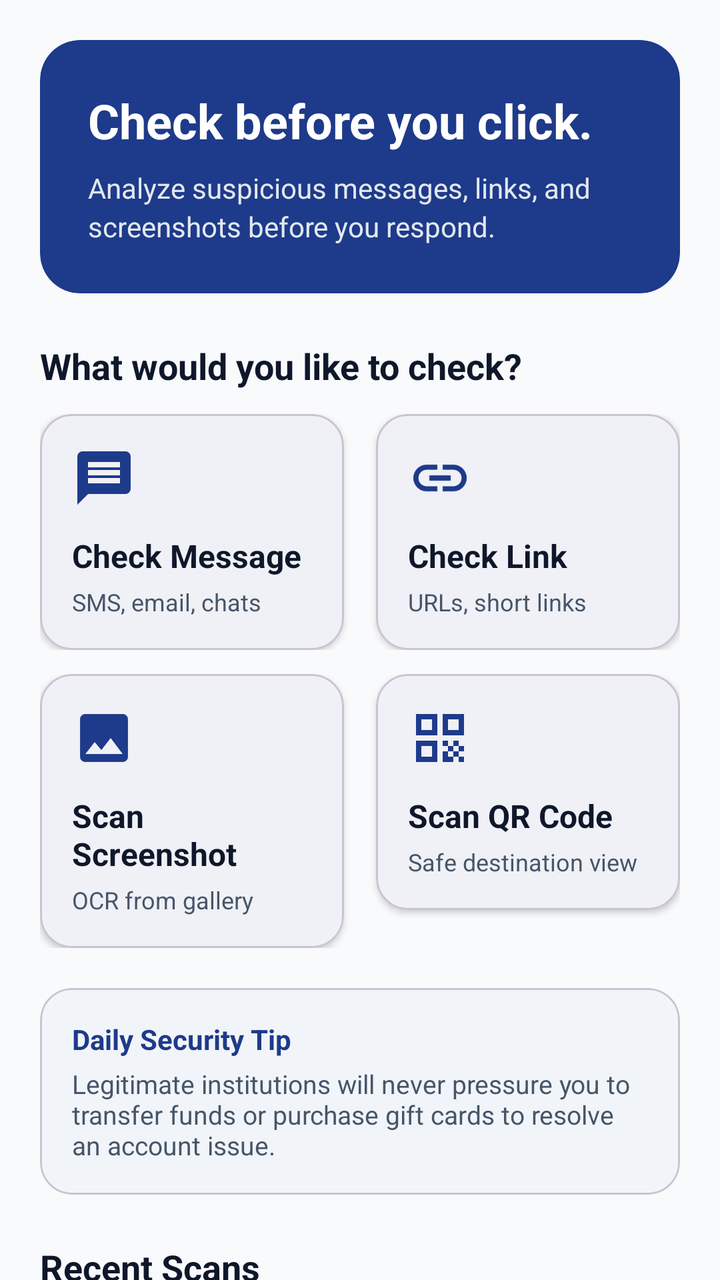
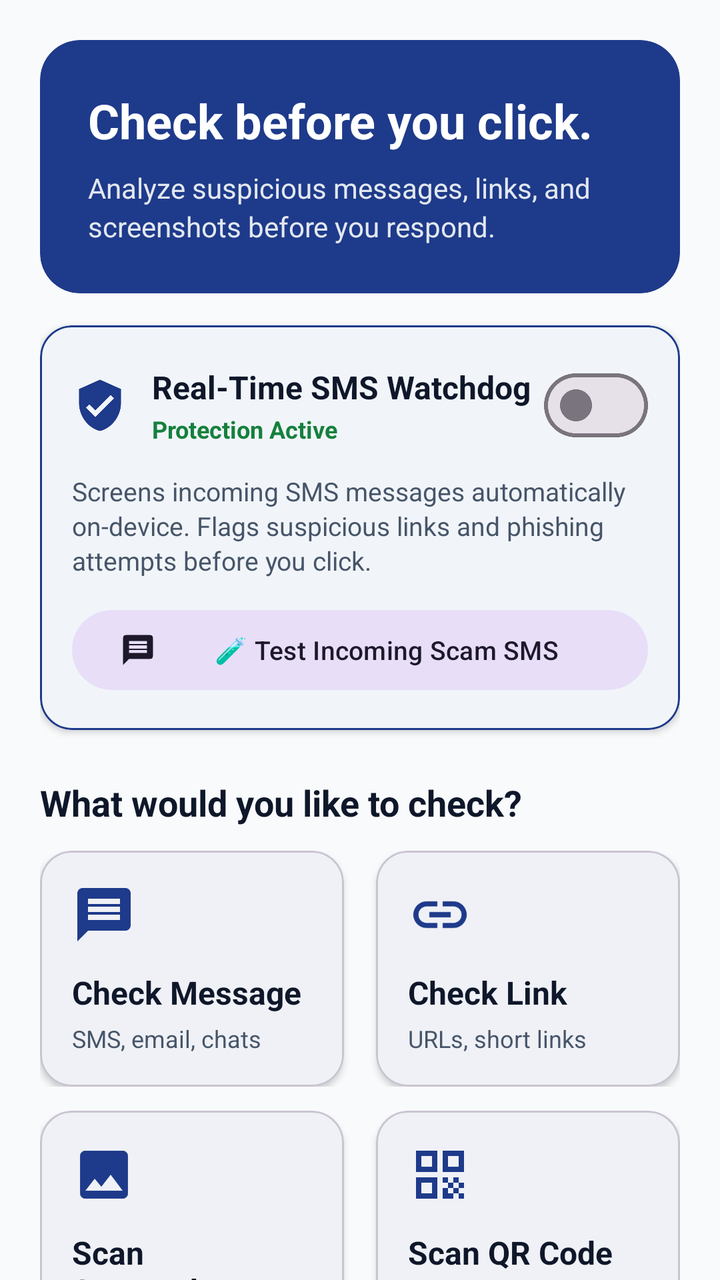

Two renders of the same Android screen: before a commit and after it. Below are the layout's source before the change and the commit's diff.
<!-- AndroidManifest.xml: application theme Theme.ScamShield -->
<!-- res/layout/fragment_home.xml -->
<?xml version="1.0" encoding="utf-8"?>
<androidx.core.widget.NestedScrollView xmlns:android="http://schemas.android.com/apk/res/android"
    xmlns:app="http://schemas.android.com/apk/res-auto"
    android:layout_width="match_parent"
    android:layout_height="match_parent"
    android:fillViewport="true">

    <LinearLayout
        android:layout_width="match_parent"
        android:layout_height="wrap_content"
        android:orientation="vertical"
        android:padding="20dp">

        
        <com.google.android.material.card.MaterialCardView
            android:layout_width="match_parent"
            android:layout_height="wrap_content"
            app:cardCornerRadius="20dp"
            app:cardElevation="0dp"
            app:strokeWidth="0dp"
            app:cardBackgroundColor="@color/brand_primary">

            <LinearLayout
                android:layout_width="match_parent"
                android:layout_height="wrap_content"
                android:orientation="vertical"
                android:padding="24dp">

                <TextView
                    android:layout_width="match_parent"
                    android:layout_height="wrap_content"
                    android:text="@string/home_hero_title"
                    android:textSize="24sp"
                    android:textStyle="bold"
                    android:textColor="@color/white" />

                <TextView
                    android:layout_width="match_parent"
                    android:layout_height="wrap_content"
                    android:layout_marginTop="8dp"
                    android:text="@string/home_hero_subtitle"
                    android:textSize="14sp"
                    android:lineSpacingExtra="3dp"
                    android:textColor="#E2E8F0" />
            </LinearLayout>
        </com.google.android.material.card.MaterialCardView>

        
        <TextView
            android:layout_width="match_parent"
            android:layout_height="wrap_content"
            android:layout_marginTop="24dp"
            android:layout_marginBottom="12dp"
            android:text="@string/home_section_actions"
            android:textSize="18sp"
            android:textStyle="bold"
            android:textColor="@color/text_primary_light" />

        
        
        <LinearLayout
            android:layout_width="match_parent"
            android:layout_height="wrap_content"
            android:orientation="horizontal">

            
            <com.google.android.material.card.MaterialCardView
                android:id="@+id/card_action_message"
                android:layout_width="0dp"
                android:layout_height="wrap_content"
                android:layout_weight="1"
                android:layout_marginEnd="8dp"
                app:cardCornerRadius="16dp"
                app:cardElevation="2dp"
                android:clickable="true"
                android:focusable="true">

                <LinearLayout
                    android:layout_width="match_parent"
                    android:layout_height="wrap_content"
                    android:orientation="vertical"
                    android:padding="16dp">

                    <ImageView
                        android:layout_width="32dp"
                        android:layout_height="32dp"
                        android:src="@drawable/ic_action_message"
                        android:contentDescription="@null" />

                    <TextView
                        android:layout_width="match_parent"
                        android:layout_height="wrap_content"
                        android:layout_marginTop="12dp"
                        android:text="@string/action_check_message"
                        android:textSize="16sp"
                        android:textStyle="bold"
                        android:textColor="@color/text_primary_light" />

                    <TextView
                        android:layout_width="match_parent"
                        android:layout_height="wrap_content"
                        android:layout_marginTop="4dp"
                        android:text="SMS, email, chats"
                        android:textSize="12sp"
                        android:textColor="@color/text_secondary_light" />
                </LinearLayout>
            </com.google.android.material.card.MaterialCardView>

            
            <com.google.android.material.card.MaterialCardView
                android:id="@+id/card_action_link"
                android:layout_width="0dp"
                android:layout_height="wrap_content"
                android:layout_weight="1"
                android:layout_marginStart="8dp"
                app:cardCornerRadius="16dp"
                app:cardElevation="2dp"
                android:clickable="true"
                android:focusable="true">

                <LinearLayout
                    android:layout_width="match_parent"
                    android:layout_height="wrap_content"
                    android:orientation="vertical"
                    android:padding="16dp">

                    <ImageView
                        android:layout_width="32dp"
                        android:layout_height="32dp"
                        android:src="@drawable/ic_action_link"
                        android:contentDescription="@null" />

                    <TextView
                        android:layout_width="match_parent"
                        android:layout_height="wrap_content"
                        android:layout_marginTop="12dp"
                        android:text="@string/action_check_link"
                        android:textSize="16sp"
                        android:textStyle="bold"
                        android:textColor="@color/text_primary_light" />

                    <TextView
                        android:layout_width="match_parent"
                        android:layout_height="wrap_content"
                        android:layout_marginTop="4dp"
                        android:text="URLs, short links"
                        android:textSize="12sp"
                        android:textColor="@color/text_secondary_light" />
                </LinearLayout>
            </com.google.android.material.card.MaterialCardView>
        </LinearLayout>

        
        <LinearLayout
            android:layout_width="match_parent"
            android:layout_height="wrap_content"
            android:orientation="horizontal"
            android:layout_marginTop="12dp">

            
            <com.google.android.material.card.MaterialCardView
                android:id="@+id/card_action_screenshot"
                android:layout_width="0dp"
                android:layout_height="wrap_content"
                android:layout_weight="1"
                android:layout_marginEnd="8dp"
                app:cardCornerRadius="16dp"
                app:cardElevation="2dp"
                android:clickable="true"
                android:focusable="true">

                <LinearLayout
                    android:layout_width="match_parent"
                    android:layout_height="wrap_content"
                    android:orientation="vertical"
                    android:padding="16dp">

                    <ImageView
                        android:layout_width="32dp"
                        android:layout_height="32dp"
                        android:src="@drawable/ic_action_screenshot"
                        android:contentDescription="@null" />

                    <TextView
                        android:layout_width="match_parent"
                        android:layout_height="wrap_content"
                        android:layout_marginTop="12dp"
                        android:text="@string/action_scan_screenshot"
                        android:textSize="16sp"
                        android:textStyle="bold"
                        android:textColor="@color/text_primary_light" />

                    <TextView
                        android:layout_width="match_parent"
                        android:layout_height="wrap_content"
                        android:layout_marginTop="4dp"
                        android:text="OCR from gallery"
                        android:textSize="12sp"
                        android:textColor="@color/text_secondary_light" />
                </LinearLayout>
            </com.google.android.material.card.MaterialCardView>

            
            <com.google.android.material.card.MaterialCardView
                android:id="@+id/card_action_qr"
                android:layout_width="0dp"
                android:layout_height="wrap_content"
                android:layout_weight="1"
                android:layout_marginStart="8dp"
                app:cardCornerRadius="16dp"
                app:cardElevation="2dp"
                android:clickable="true"
                android:focusable="true">

                <LinearLayout
                    android:layout_width="match_parent"
                    android:layout_height="wrap_content"
                    android:orientation="vertical"
                    android:padding="16dp">

                    <ImageView
                        android:layout_width="32dp"
                        android:layout_height="32dp"
                        android:src="@drawable/ic_action_qr"
                        android:contentDescription="@null" />

                    <TextView
                        android:layout_width="match_parent"
                        android:layout_height="wrap_content"
                        android:layout_marginTop="12dp"
                        android:text="@string/action_scan_qr"
                        android:textSize="16sp"
                        android:textStyle="bold"
                        android:textColor="@color/text_primary_light" />

                    <TextView
                        android:layout_width="match_parent"
                        android:layout_height="wrap_content"
                        android:layout_marginTop="4dp"
                        android:text="Safe destination view"
                        android:textSize="12sp"
                        android:textColor="@color/text_secondary_light" />
                </LinearLayout>
            </com.google.android.material.card.MaterialCardView>
        </LinearLayout>

        
        <com.google.android.material.card.MaterialCardView
            android:layout_width="match_parent"
            android:layout_height="wrap_content"
            android:layout_marginTop="20dp"
            app:cardCornerRadius="16dp"
            app:cardElevation="1dp"
            app:cardBackgroundColor="@color/surface_variant_light">

            <LinearLayout
                android:layout_width="match_parent"
                android:layout_height="wrap_content"
                android:orientation="vertical"
                android:padding="16dp">

                <TextView
                    android:layout_width="match_parent"
                    android:layout_height="wrap_content"
                    android:text="@string/home_security_tip_title"
                    android:textSize="14sp"
                    android:textStyle="bold"
                    android:textColor="@color/brand_primary" />

                <TextView
                    android:layout_width="match_parent"
                    android:layout_height="wrap_content"
                    android:layout_marginTop="4dp"
                    android:text="@string/home_security_tip_content"
                    android:textSize="13sp"
                    android:textColor="@color/text_secondary_light" />
            </LinearLayout>
        </com.google.android.material.card.MaterialCardView>

        
        <TextView
            android:layout_width="match_parent"
            android:layout_height="wrap_content"
            android:layout_marginTop="24dp"
            android:layout_marginBottom="12dp"
            android:text="@string/home_recent_scans"
            android:textSize="18sp"
            android:textStyle="bold"
            android:textColor="@color/text_primary_light" />

        
        <LinearLayout
            android:id="@+id/layout_empty_scans"
            android:layout_width="match_parent"
            android:layout_height="wrap_content"
            android:orientation="vertical"
            android:gravity="center"
            android:padding="28dp"
            android:visibility="gone">

            <ImageView
                android:layout_width="48dp"
                android:layout_height="48dp"
                android:src="@drawable/ic_shield_check"
                app:tint="@color/text_tertiary_light"
                android:contentDescription="@null" />

            <TextView
                android:layout_width="wrap_content"
                android:layout_height="wrap_content"
                android:layout_marginTop="12dp"
                android:text="@string/home_empty_scans"
                android:textSize="16sp"
                android:textStyle="bold"
                android:textColor="@color/text_primary_light" />

            <TextView
                android:layout_width="wrap_content"
                android:layout_height="wrap_content"
                android:layout_marginTop="4dp"
                android:text="@string/home_empty_scans_sub"
                android:textSize="13sp"
                android:textColor="@color/text_secondary_light"
                android:textAlignment="center" />
        </LinearLayout>

        
        <androidx.recyclerview.widget.RecyclerView
            android:id="@+id/rv_recent_scans"
            android:layout_width="match_parent"
            android:layout_height="wrap_content"
            android:nestedScrollingEnabled="false" />

    </LinearLayout>
</androidx.core.widget.NestedScrollView>
<!-- resources referenced by this layout -->
<resources>
  <color name="brand_primary">#1E3A8A</color>
  <color name="surface_variant_light">#F1F5F9</color>
  <color name="text_primary_light">#0F172A</color>
  <color name="text_secondary_light">#475569</color>
  <color name="text_tertiary_light">#94A3B8</color>
  <color name="white">#FFFFFF</color>
  <!-- drawable ic_action_message (drawable) -->
  <vector xmlns:android="http://schemas.android.com/apk/res/android"
      android:width="24dp"
      android:height="24dp"
      android:viewportWidth="24"
      android:viewportHeight="24">
    <path
        android:fillColor="@color/brand_primary"
        android:pathData="M20,2H4C2.9,2 2,2.9 2,4v18l4,-4h14c1.1,0 2,-0.9 2,-2V4C22,2.9 21.1,2 20,2zM18,14H6v-2h12V14zM18,11H6V9h12V11zM18,8H6V6h12V8z"/>
  </vector>
  <!-- drawable ic_shield_check (drawable) -->
  <vector xmlns:android="http://schemas.android.com/apk/res/android"
      android:width="24dp"
      android:height="24dp"
      android:viewportWidth="24"
      android:viewportHeight="24">
    <path
        android:fillColor="@color/brand_primary"
        android:pathData="M12,1L3,5v6c0,5.55 3.84,10.74 9,12c5.16,-1.26 9,-6.45 9,-12V5L12,1zM10,17l-4,-4l1.41,-1.41L10,14.17l6.59,-6.59L18,9L10,17z"/>
  </vector>
  <string name="action_check_link">Check Link</string>
  <string name="action_check_message">Check Message</string>
  <string name="action_scan_qr">Scan QR Code</string>
  <string name="action_scan_screenshot">Scan Screenshot</string>
  <string name="home_empty_scans">You haven\'t checked anything yet.</string>
  <string name="home_empty_scans_sub">Submit a message, link, or image to start protecting yourself.</string>
  <string name="home_hero_subtitle">Analyze suspicious messages, links, and screenshots before you respond.</string>
  <string name="home_hero_title">Check before you click.</string>
  <string name="home_recent_scans">Recent Scans</string>
  <string name="home_section_actions">What would you like to check?</string>
  <string name="home_security_tip_content">Legitimate institutions will never pressure you to transfer funds or purchase gift cards to resolve an account issue.</string>
  <string name="home_security_tip_title">Daily Security Tip</string>
  <color name="brand_primary_variant">#172554</color>
  <color name="brand_secondary">#0D9488</color>
  <color name="color_bg">#F8FAFC</color>
  <color name="color_surface">#FFFFFF</color>
  <color name="color_surface_variant">#F1F5F9</color>
  <color name="color_text_primary">#0F172A</color>
  <color name="color_text_secondary">#475569</color>
  <color name="color_text_tertiary">#94A3B8</color>
  <color name="color_input_text">#000000</color>
  <style name="Widget.ScamShield.CardView" parent="Widget.Material3.CardView.Elevated">
          <item name="cardCornerRadius">16dp</item>
          <item name="cardElevation">2dp</item>
          <item name="cardBackgroundColor">@color/color_surface</item>
      </style>
  <style name="Widget.ScamShield.Button" parent="Widget.Material3.Button">
          <item name="android:minHeight">48dp</item>
          <item name="cornerRadius">12dp</item>
          <item name="android:textAllCaps">false</item>
          <item name="android:fontFamily">sans-serif-medium</item>
      </style>
  <!-- unchanged entries left out for length: 4 -->
</resources>

<!-- the commit's change to res/layout/fragment_home.xml (unified diff, before → after) -->
@@ -46,6 +46,93 @@
         </com.google.android.material.card.MaterialCardView>
 
         
+        <com.google.android.material.card.MaterialCardView
+            android:id="@+id/card_sms_watchdog"
+            android:layout_width="match_parent"
+            android:layout_height="wrap_content"
+            android:layout_marginTop="16dp"
+            app:cardCornerRadius="16dp"
+            app:cardElevation="2dp"
+            app:strokeWidth="1dp"
+            app:strokeColor="@color/brand_primary"
+            app:cardBackgroundColor="@color/surface_variant_light">
+
+            <LinearLayout
+                android:layout_width="match_parent"
+                android:layout_height="wrap_content"
+                android:orientation="vertical"
+                android:padding="16dp">
+
+                <LinearLayout
+                    android:layout_width="match_parent"
+                    android:layout_height="wrap_content"
+                    android:orientation="horizontal"
+                    android:gravity="center_vertical">
+
+                    <ImageView
+                        android:layout_width="28dp"
+                        android:layout_height="28dp"
+                        android:src="@drawable/ic_shield_check"
+                        app:tint="@color/brand_primary"
+                        android:contentDescription="@null" />
+
+                    <LinearLayout
+                        android:layout_width="0dp"
+                        android:layout_height="wrap_content"
+                        android:layout_weight="1"
+                        android:layout_marginStart="12dp"
+                        android:orientation="vertical">
+
+                        <TextView
+                            android:layout_width="wrap_content"
+                            android:layout_height="wrap_content"
+                            android:text="@string/sms_shield_title"
+                            android:textSize="16sp"
+                            android:textStyle="bold"
+                            android:textColor="@color/text_primary_light" />
+
+                        <TextView
+                            android:id="@+id/tv_sms_shield_status"
+                            android:layout_width="wrap_content"
+                            android:layout_height="wrap_content"
+                            android:layout_marginTop="2dp"
+                            android:text="@string/sms_shield_status_active"
+                            android:textSize="12sp"
+                            android:textStyle="bold"
+                            android:textColor="@color/risk_low" />
+                    </LinearLayout>
+
+                    <com.google.android.material.materialswitch.MaterialSwitch
+                        android:id="@+id/switch_sms_shield"
+                        android:layout_width="wrap_content"
+                        android:layout_height="wrap_content" />
+                </LinearLayout>
+
+                <TextView
+                    android:layout_width="match_parent"
+                    android:layout_height="wrap_content"
+                    android:layout_marginTop="10dp"
+                    android:text="@string/sms_shield_desc"
+                    android:textSize="13sp"
+                    android:lineSpacingExtra="2dp"
+                    android:textColor="@color/text_secondary_light" />
+
+                
+                <com.google.android.material.button.MaterialButton
+                    android:id="@+id/btn_simulate_sms"
+                    style="@style/Widget.Material3.Button.TonalButton"
+                    android:layout_width="match_parent"
+                    android:layout_height="wrap_content"
+                    android:layout_marginTop="12dp"
+                    android:text="@string/sms_shield_btn_simulate"
+                    android:textSize="13sp"
+                    app:icon="@drawable/ic_action_message"
+                    app:iconSize="18dp" />
+
+            </LinearLayout>
+        </com.google.android.material.card.MaterialCardView>
+
+        
         <TextView
             android:layout_width="match_parent"
             android:layout_height="wrap_content"
<!-- resource entries referenced after the edit -->
@@ -1,6 +1,7 @@
 <!-- resources referenced by this layout -->
 <resources>
   <color name="brand_primary">#1E3A8A</color>
+  <color name="risk_low">#15803D</color>
   <color name="surface_variant_light">#F1F5F9</color>
   <color name="text_primary_light">#0F172A</color>
   <color name="text_secondary_light">#475569</color>
@@ -38,6 +39,10 @@
   <string name="home_section_actions">What would you like to check?</string>
   <string name="home_security_tip_content">Legitimate institutions will never pressure you to transfer funds or purchase gift cards to resolve an account issue.</string>
   <string name="home_security_tip_title">Daily Security Tip</string>
+  <string name="sms_shield_btn_simulate">🧪 Test Incoming Scam SMS</string>
+  <string name="sms_shield_desc">Screens incoming SMS messages automatically on-device. Flags suspicious links and phishing attempts before you click.</string>
+  <string name="sms_shield_status_active">Protection Active</string>
+  <string name="sms_shield_title">Real-Time SMS Watchdog</string>
   <color name="brand_primary_variant">#172554</color>
   <color name="brand_secondary">#0D9488</color>
   <color name="color_bg">#F8FAFC</color>
